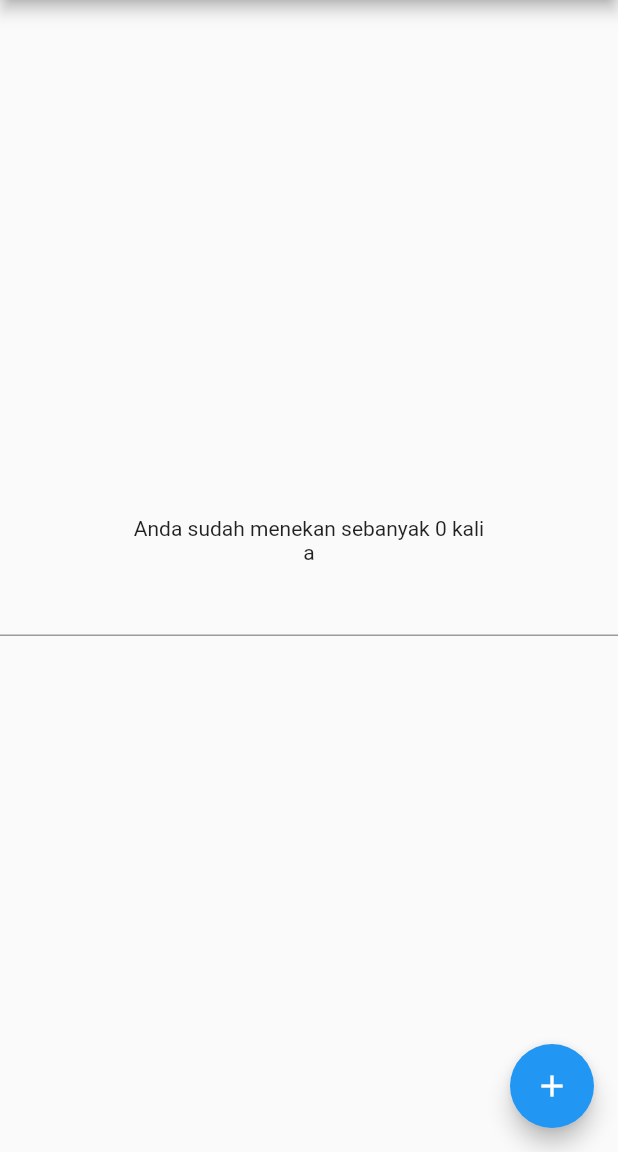
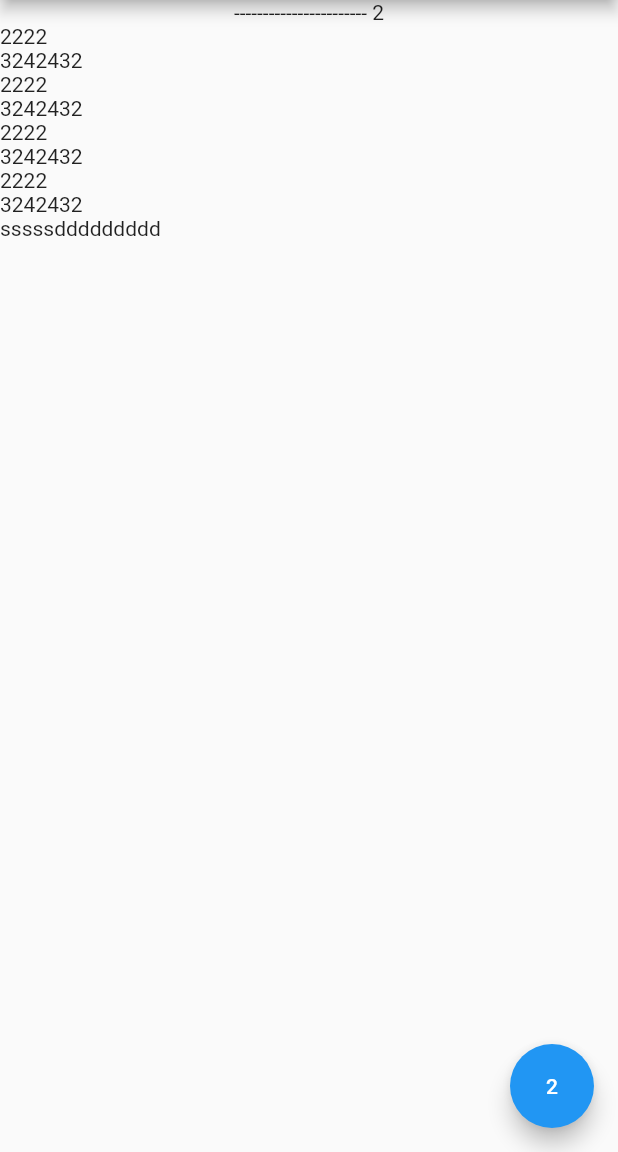
Before and after one commit to UADACID/flutter-scoped-model, a Flutter app: the screen it shows after launch, on a phone screen of 412 x 824 dp, the part 84-1236 px from its top. Run offline on Flutter 3.47's test engine with Material 2 defaults, Android fonts, the phone set to English and light mode, and no system bars.

Commit message:
add example list view builder

```diff
--- a/lib/Model.dart
+++ b/lib/Model.dart
@@ -5,13 +5,14 @@ class CounterModel extends Model {
 
   int get counter => _counter;
 
-  void increment() {
+  increment() async {
     _counter++;
+    await Future.delayed(const Duration(seconds: 1));
     notifyListeners();
   }
 }
 
-class TextModel extends CounterModel {
+class TextModel extends Model {
   String _text = 'a';
 
   String get text => _text;
@@ -21,3 +22,39 @@ class TextModel extends CounterModel {
     notifyListeners();
   }
 }
+
+class TodoListModel extends Model {
+  int _number = 2;
+  List<String> _todoItems = [
+    '2222',
+    '3242432',
+    '2222',
+    '3242432',
+    '2222',
+    '3242432',
+    '2222',
+    '3242432',
+    'sssssddddddddd'
+  ];
+
+  List<String> get todosItems => _todoItems;
+
+  int get number => _number;
+
+  int getTodoListCount() {
+    return _todoItems.length;
+  }
+
+  void addTodoItem() {
+    int index = _todoItems.length;
+    _todoItems.add('Item $index');
+    _number++;
+    // print(_todoItems);
+    notifyListeners();
+  }
+
+  void addNumber() {
+    _number++;
+    notifyListeners();
+  }
+}
--- a/lib/main.dart
+++ b/lib/main.dart
@@ -8,8 +8,8 @@ class MyApp extends StatelessWidget {
   // This widget is the root of your application.
   @override
   Widget build(BuildContext context) {
-    return ScopedModel<CounterModel>(
-      model: CounterModel(),
+    return ScopedModel<TodoListModel>(
+      model: TodoListModel(),
       child: MaterialApp(
         title: 'Flutter Demo',
         theme: ThemeData(
@@ -31,7 +31,7 @@ class MyApp extends StatelessWidget {
 }
 
 class MyHomePage extends StatelessWidget {
-  String title;
+  final String title;
 
   MyHomePage({Key key, this.title}) : super(key: key);
 
@@ -41,23 +41,18 @@ class MyHomePage extends StatelessWidget {
       appBar: AppBar(
         title: Text(title),
       ),
-      body: Column(
-        mainAxisAlignment: MainAxisAlignment.center,
+      body: Stack(
         children: <Widget>[
-          Container(
-            alignment: Alignment(0.0, 0.0),
-            child: ScopedModelDescendant<CounterModel>(
-              builder: (context, child, model) =>
-                  Text('Anda sudah menekan sebanyak ${model.counter} kali'),
-            ),
-          ),
-          TextMe()
+          Todos(),
+          // TextMe()
         ],
       ),
-      floatingActionButton: ScopedModelDescendant<CounterModel>(
+      floatingActionButton: ScopedModelDescendant<TodoListModel>(
         builder: (context, child, model) => FloatingActionButton(
-              onPressed: model.increment,
-              child: Icon(Icons.add),
+              onPressed: () {
+                model.addTodoItem();
+              },
+              child: Text(model.number.toString()),
             ),
       ),
     );
@@ -67,18 +62,40 @@ class MyHomePage extends StatelessWidget {
 class TextMe extends StatelessWidget {
   @override
   Widget build(BuildContext context) {
-    return ScopedModel<TextModel>(
-        model: TextModel(),
-        child: ScopedModelDescendant<TextModel>(
-          builder: (context, child, model) => Column(
-                children: <Widget>[
-                  Text(model.text),
-                  TextField(
-                    onChanged: model.setText,
-                  )
-                ],
+    return ScopedModel<TodoListModel>(
+        model: TodoListModel(),
+        child: ScopedModelDescendant<TodoListModel>(
+          builder: (context, child, model) => Container(
+                color: Colors.red,
+                child: TextField(
+                  onSubmitted: (String value) {
+                    // model.addTodoItem(value);
+                  },
+                ),
               ),
         ));
+  }
+}
+
+class Todos extends StatelessWidget {
+  @override
+  Widget build(BuildContext context) {
+    return ScopedModelDescendant<TodoListModel>(
+      builder: (context, child, model) => Column(
+            children: <Widget>[
+              Text('----------------------- ${model.number.toString()}'),
+              Expanded(
+                // height: 500,
+                child: ListView.builder(
+                  itemCount: model.getTodoListCount(),
+                  itemBuilder: (context, index) {
+                    return Text(model.todosItems[index]);
+                  },
+                ),
+              )
+            ],
+          ),
+    );
   }
 }
 
```
